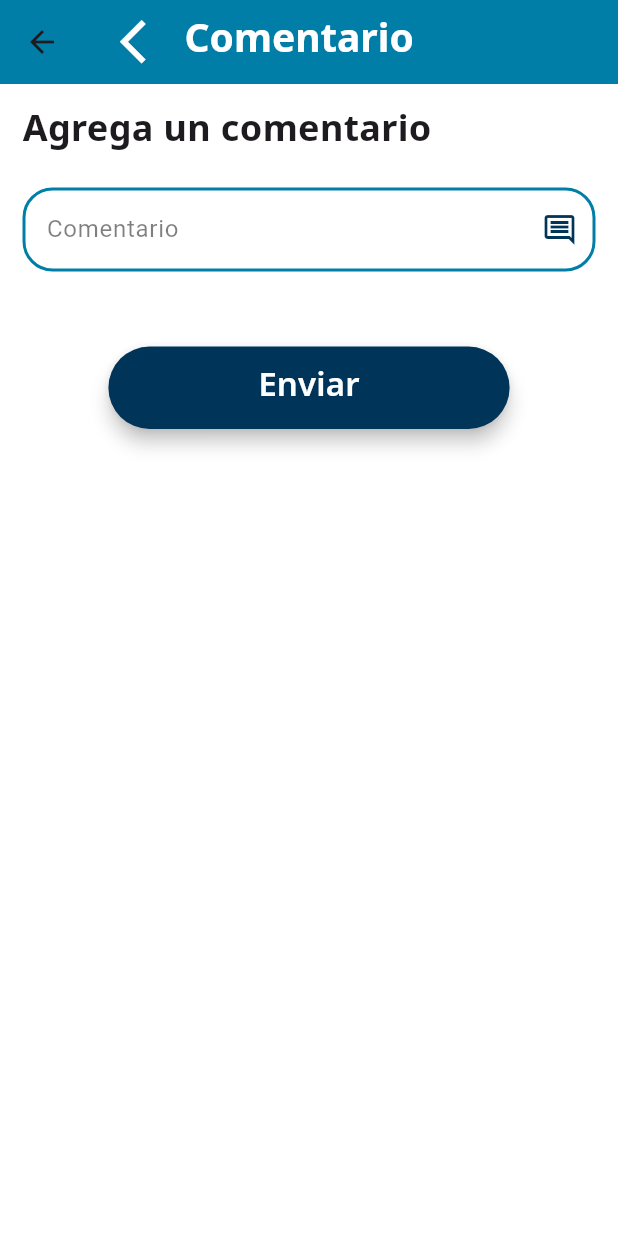
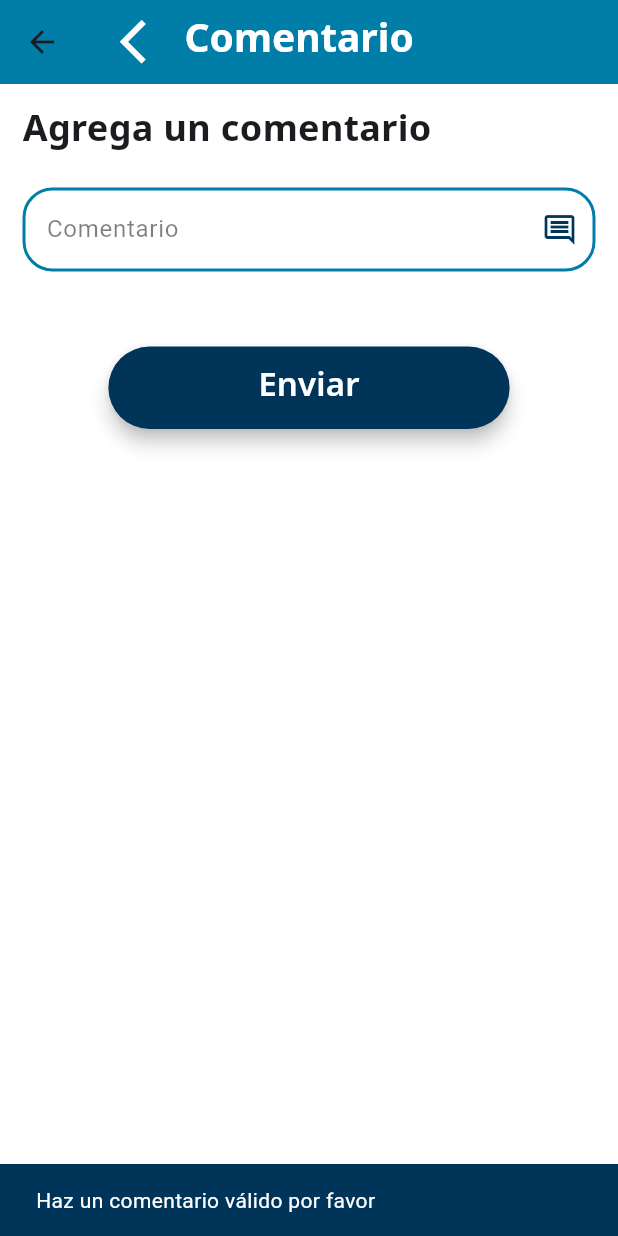
Before and after one commit to Daphish/Doctonear, a Flutter app: the CommentsScreen screen opened directly with empty values, after a tap on "Enviar", on a phone screen of 412 x 824 dp. Run offline on Flutter 3.47's test engine with Material 3 defaults, Android fonts, the phone set to English and light mode, and no system bars; our stand-ins replace cloud_firestore, connectivity_plus, firebase_auth, firebase_core; accounts and stored records are empty; Roboto replaces fonts that are missing (cuerpo).

Commit message:
Ya se pueden hacer comentarios

```diff
--- a/lib/layout/layout.dart
+++ b/lib/layout/layout.dart
@@ -56,9 +56,10 @@ class MainLayoutState extends State<MainLayout> {
           homeSubPageIndex=2;
         });
       }),
-      CommentsScreen(doctor: profileDoc, backPress:(){
+      CommentsScreen(doctor: profileDoc, backPress:(Map<String, dynamic> doctor){
         setState(() {
           homeSubPageIndex=2;
+          profileDoc = doctor;
         });
       })
     ];
--- a/lib/screens/appointments_screen.dart
+++ b/lib/screens/appointments_screen.dart
@@ -226,11 +226,11 @@ class _DoctorsListScreenState extends State<AppointmentsScreen> {
                                               appointments.removeAt(index);
                                             });
                                             ScaffoldMessenger.of(context).showSnackBar(
-                                              SnackBar(content: Text('Cita cancelada')),
+                                              SnackBar(content: Text('Cita cancelada', style: TextStyle(color: Colors.white),), backgroundColor: con.Prussian_Blue,),
                                             );
                                           } catch (e) {
                                             ScaffoldMessenger.of(context).showSnackBar(
-                                              SnackBar(content: Text('Error al cancelar la cita')),
+                                              SnackBar(content: Text('Error al cancelar la cita', style: TextStyle(color: Colors.white),), backgroundColor: con.Mint_Green,),
                                             );
                                           }
                                         }
--- a/lib/screens/comments_screen.dart
+++ b/lib/screens/comments_screen.dart
@@ -1,9 +1,10 @@
 import 'package:flutter/material.dart';
 import 'package:medichub/const.dart' as con;
+import 'package:medichub/singleton.dart';
 
 class CommentsScreen extends StatefulWidget {
   final Map<String, dynamic> doctor;
-  final void Function() backPress;
+  final Function(Map<String, dynamic>) backPress;
   const CommentsScreen({super.key, required this.doctor, required this.backPress});
 
   @override
@@ -11,6 +12,9 @@ class CommentsScreen extends StatefulWidget {
 }
 
 class _CommentsScreenState extends State<CommentsScreen> {
+  bool isLoading = false;
+  Singleton singleton = Singleton();
+  final TextEditingController _controller = TextEditingController();
   @override
   Widget build(BuildContext context) {
     return Scaffold(
@@ -58,6 +62,7 @@ class _CommentsScreenState extends State<CommentsScreen> {
                     ),
                     SizedBox(height: 20,),
                     TextFormField(
+                      controller: _controller,
                       keyboardType: TextInputType.multiline,
                       minLines: 1,
                       maxLines: null,
@@ -93,14 +98,36 @@ class _CommentsScreenState extends State<CommentsScreen> {
                     ),
                     SizedBox(height: 50,),
                     ElevatedButton(
-                      onPressed: (){
+                      onPressed: () async {
+                        if (_controller.text.trim().isEmpty) {
+                          ScaffoldMessenger.of(context).showSnackBar(
+                            SnackBar(content: Text('Haz un comentario válido por favor', style: TextStyle(color: Colors.white),), backgroundColor: con.Prussian_Blue,),
+                          );
+                        } else {
+                          setState(() {
+                            isLoading = true;
+                          });
+                          await singleton.makeComment(_controller.text, widget.doctor['id']);
+                          widget.doctor['comentarios'].add({
+                            'Comentario': _controller.text,
+                            'NombrePaciente': singleton.userData['Nombre']
+                          });
+                          _controller.clear();
+                          setState(() {
+                            isLoading = false;
+                          });
+                          ScaffoldMessenger.of(context).showSnackBar(
+                            SnackBar(content: Text('Comentario agregado', style: TextStyle(color: Colors.white),), backgroundColor: con.Prussian_Blue,),
+                          );
+                          widget.backPress(widget.doctor);
+                        }
                       },
                       style: ElevatedButton.styleFrom(
                         backgroundColor: con.Prussian_Blue,
                         padding: EdgeInsets.symmetric(horizontal: 100,vertical: 12),
                         elevation: 5,
                       ),
-                      child: Text(
+                      child: isLoading ? CircularProgressIndicator(color: Colors.white) : Text(
                         'Enviar',
                         style: TextStyle(
                             fontFamily: 'butLOg',
--- a/lib/screens/profile.dart
+++ b/lib/screens/profile.dart
@@ -137,7 +137,9 @@ class _ProfileState extends State<Profile> {
                         ),
                       ),
                       ElevatedButton(
-                        onPressed: () {},
+                        onPressed: () {
+                          widget.commentPress();
+                        },
                         style: ElevatedButton.styleFrom(
                           backgroundColor: cons.Cerulean,
                           padding: EdgeInsets.symmetric(horizontal: 20),
--- a/lib/singleton.dart
+++ b/lib/singleton.dart
@@ -261,6 +261,17 @@ class Singleton {
     }
   }
 
+  Future<void> makeComment(String comment, String doctorId) async {
+    try {
+      await FirebaseFirestore.instance.collection('Doctores').doc(doctorId).collection('Comentarios').doc().set({
+        'Comentario': comment,
+        'NombrePaciente': userData['Nombre']
+      });
+    } catch (e) {
+      print('Error al agregar comentario: $e');
+    }
+  }
+
   // Método para cerrar sesión
   Future<void> signOut() async {
     try {
```
Also changed, not shown: lib/screens/schedule_appointment.dart (+11 -1 lines).
